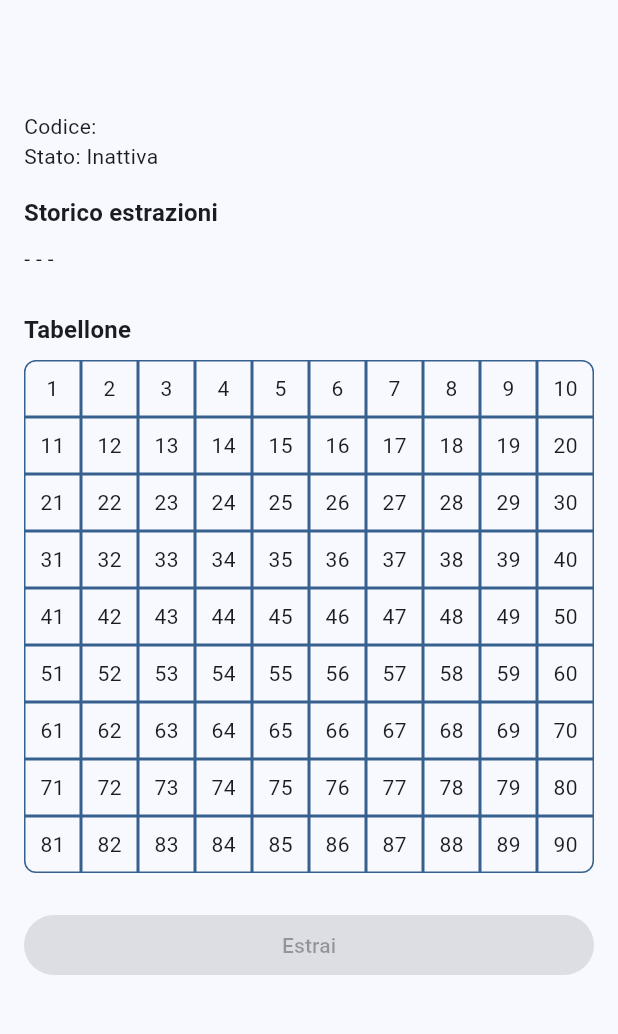
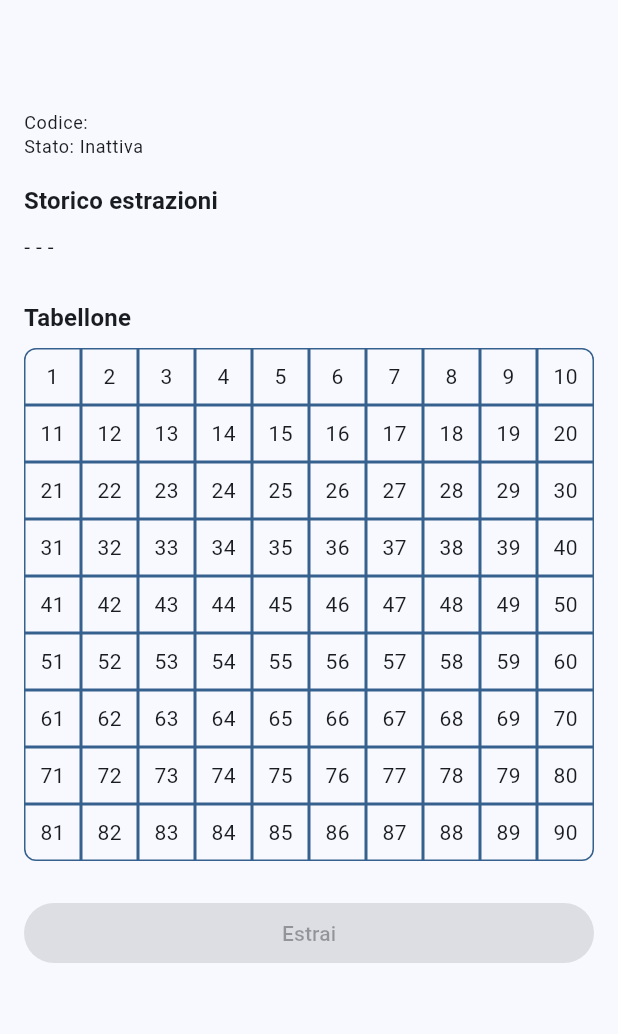
Before and after one commit to dariowskii/tombola, a Flutter app: the AdminGameSessionScreen screen opened directly with empty values, on a phone screen of 412 x 824 dp, the part 63-1097 px from its top. Run offline on Flutter 3.47's test engine with Material 3 defaults, Android fonts, the phone set to English and light mode, and no system bars; our stand-ins replace cloud_firestore, firebase_auth, firebase_core, flutter_riverpod, freezed_annotation, go_router and 2 more; missing offline and left inert: simple_barcode_scanner; accounts and stored records are empty; generated files the repository leaves out were written again.

Commit message:
Refactor AdminGameSessionScreen layout for improved readability and maintainability

```diff
--- a/lib/features/admin_game_session_screen/presentation/admin_game_session_screen.dart
+++ b/lib/features/admin_game_session_screen/presentation/admin_game_session_screen.dart
@@ -116,6 +116,7 @@ class _AdminGameSessionScreenState extends State<AdminGameSessionScreen> {
             padding: EdgeInsets.all(
               Spacing.medium.value,
             ),
+            child: SingleChildScrollView(
               child: Column(
                 crossAxisAlignment: CrossAxisAlignment.start,
                 children: [
@@ -126,8 +127,14 @@ class _AdminGameSessionScreenState extends State<AdminGameSessionScreen> {
                     ),
                   ),
                   Spacing.medium.h,
-                Text('Codice: ${session.id}'),
-                Text('Stato: ${session.isActive ? 'Attiva' : 'Inattiva'}'),
+                  Text(
+                    'Codice: ${session.id}',
+                    style: context.textTheme.bodySmall,
+                  ),
+                  Text(
+                    'Stato: ${session.isActive ? 'Attiva' : 'Inattiva'}',
+                    style: context.textTheme.bodySmall,
+                  ),
                   Spacing.medium.h,
                   ExtractionHistory(
                     extractedNumbers: session.extractedNumbers,
@@ -152,6 +159,7 @@ class _AdminGameSessionScreenState extends State<AdminGameSessionScreen> {
                   ),
                 ],
               ),
+            ),
           );
         },
       ),
```
Lines whose indentation alone changed are shown as unchanged.
